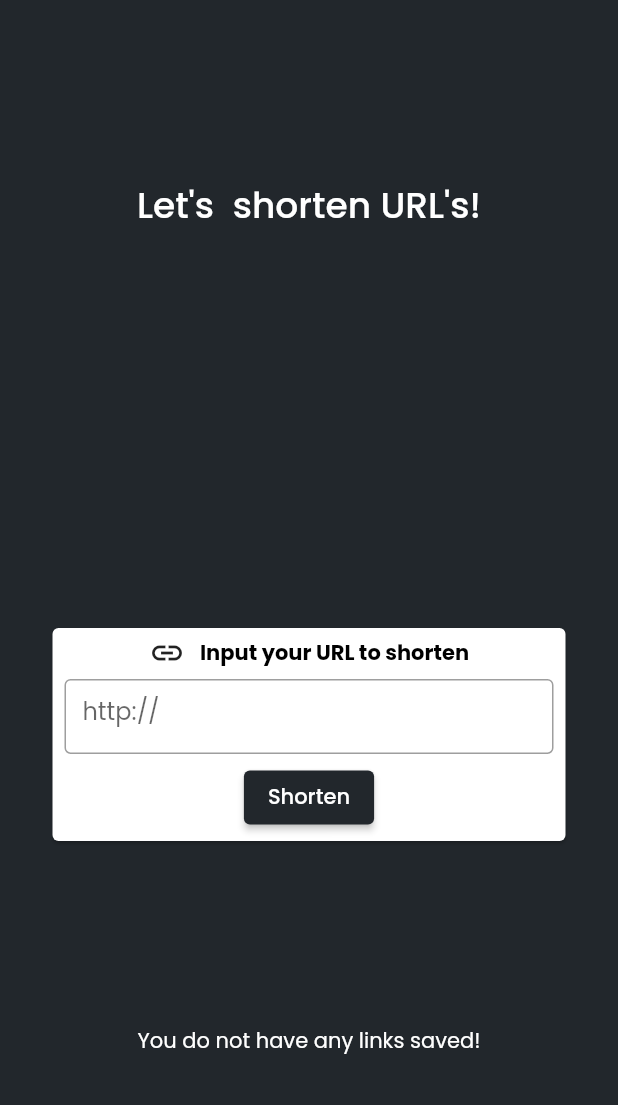
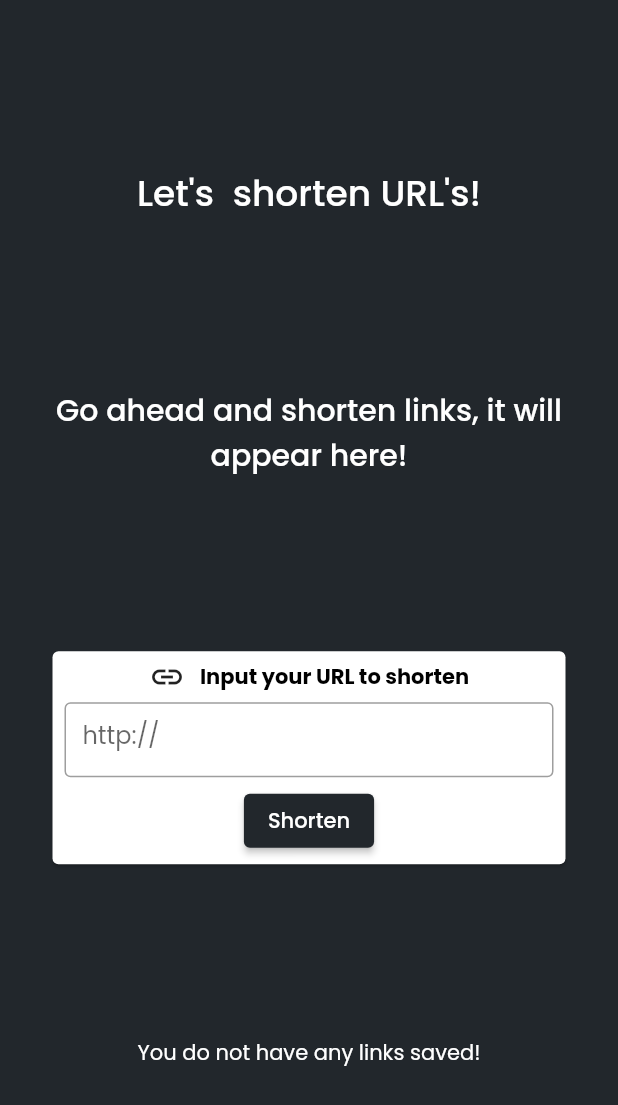
Before and after one commit to ACM-VIT/bootcamp_flutter_url_shortner, a Flutter app: the screen it shows after launch, on a phone screen of 412 x 824 dp. Shown: the top 1105 px of the screen. Run offline on Flutter 3.47's test engine with Material 2 defaults, Android fonts, the phone set to English and light mode, and no system bars; our stand-ins replace dio, google_fonts, shared_preferences.

Commit message:
step8: handle errors in the app

```diff
--- a/lib/home.dart
+++ b/lib/home.dart
@@ -69,7 +69,22 @@ class _HomeScreenState extends State<HomeScreen> {
                   onTap: () {
                     _launchURL(_lastShortenedUrl);
                   },
-                  child: Text(_shortenedUrl),
+                  child: _shortenedUrl != ""
+                      ? Text(
+                          _shortenedUrl,
+                          textAlign: TextAlign.center,
+                          style: TextStyle(
+                              fontSize: 20, fontWeight: FontWeight.w500),
+                        )
+                      : Padding(
+                          padding: const EdgeInsets.symmetric(horizontal: 16.0),
+                          child: Text(
+                            "Go ahead and shorten links, it will appear here!",
+                            textAlign: TextAlign.center,
+                            style: TextStyle(
+                                fontSize: 20, fontWeight: FontWeight.w500),
+                          ),
+                        ),
                 ),
               ),
               Container(
@@ -126,6 +141,11 @@ class _HomeScreenState extends State<HomeScreen> {
                                     isShorteningUrl = false;
                                   });
                                 } catch (e) {
+                                  ScaffoldMessenger.of(context).showSnackBar(
+                                    SnackBar(
+                                      content: Text("Failed to shorten URL!"),
+                                    ),
+                                  );
                                   setState(() {
                                     isShorteningUrl = false;
                                   });
@@ -147,7 +167,7 @@ class _HomeScreenState extends State<HomeScreen> {
                           _launchURL(_lastShortenedUrl);
                         },
                         child: Text(
-                            "Your last shortened url was $_lastShortenedUrl"),
+                            "Your last shortened url was: $_lastShortenedUrl"),
                       ),
                     )
                   : Container(
```
